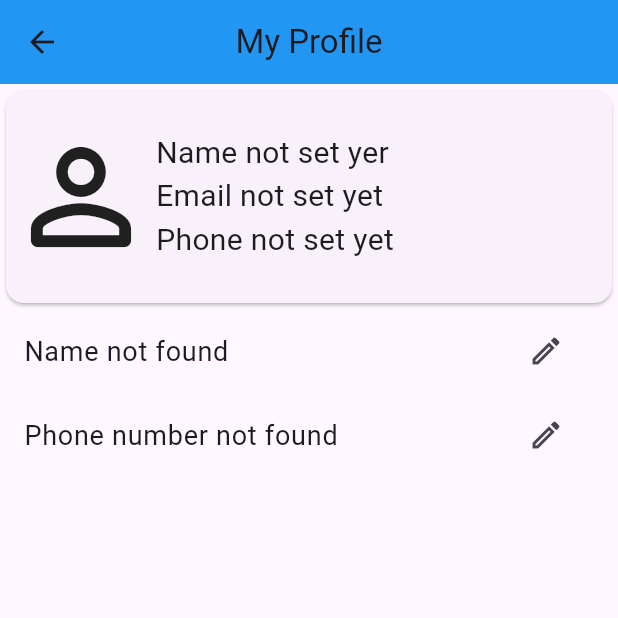
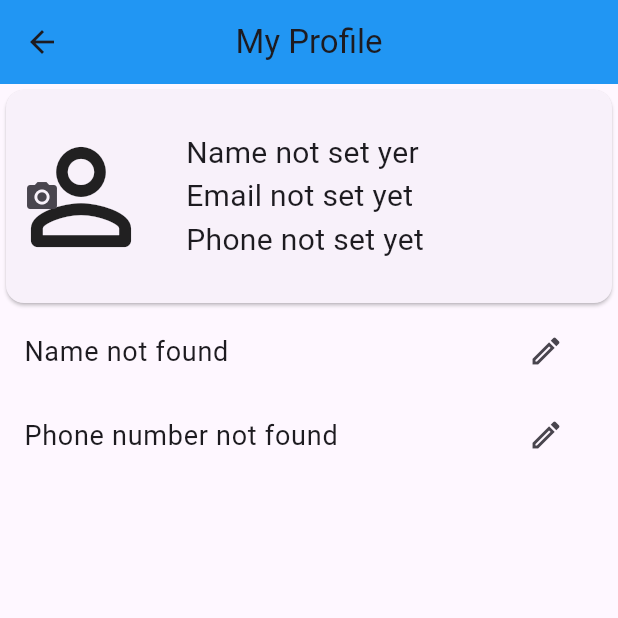
Before and after one commit to md-khadimul-islam/ecom_user, a Flutter app: the UserProfilePage screen opened by its route, on a phone screen of 412 x 824 dp, the top half of it. Run offline on Flutter 3.47's test engine with Material 2 defaults, Android fonts, the phone set to English and light mode, and no system bars; our stand-ins replace cached_network_image, cloud_firestore, firebase_auth, firebase_core, firebase_storage, flutter_easyloading and 4 more; missing offline and left inert: flutter_facebook_auth; accounts and stored records are empty; network calls fail.

Commit message:
user profile

```diff
--- a/lib/pages/user_profile_page.dart
+++ b/lib/pages/user_profile_page.dart
@@ -1,12 +1,22 @@
+import 'dart:io';
+
 import 'package:ecom_user/providers/user_provider.dart';
 import 'package:ecom_user/utils/widget_functions.dart';
 import 'package:flutter/material.dart';
+import 'package:image_picker/image_picker.dart';
 import 'package:provider/provider.dart';
 
-class UserProfilePage extends StatelessWidget {
+class UserProfilePage extends StatefulWidget {
   static const String routeName = '/userprofile';
 
   const UserProfilePage({super.key});
+
+  @override
+  State<UserProfilePage> createState() => _UserProfilePageState();
+}
+
+class _UserProfilePageState extends State<UserProfilePage> {
+  String? localImagePath;
 
   @override
   Widget build(BuildContext context) {
@@ -79,9 +89,32 @@ class UserProfilePage extends StatelessWidget {
         child: Center(
           child: Row(
             children: [
-              const Icon(
-                Icons.person_outline_rounded,
-                size: 100,
+              Stack(
+                alignment: AlignmentDirectional.centerStart,
+                children: [
+                  localImagePath == null
+                      ? const Icon(
+                          Icons.person_outline_rounded,
+                          size: 100,
+                        )
+                      : Image.file(
+                          File(localImagePath!),
+                          height: 100,
+                          width: 100,
+                        ),
+                  IconButton(
+                    onPressed: () async {
+                      final imageUrl = await Provider.of<UserProvider>(context,
+                              listen: false)
+                          .uploadImage(localImagePath!);
+                      _getImage(ImageSource.gallery);
+                    },
+                    icon: const Icon(Icons.camera_alt),
+                  ),
+                ],
+              ),
+              const SizedBox(
+                width: 20,
               ),
               Column(
                 mainAxisSize: MainAxisSize.min,
@@ -107,4 +140,14 @@ class UserProfilePage extends StatelessWidget {
       ),
     );
   }
+
+  void _getImage(ImageSource source) async {
+    final file =
+        await ImagePicker().pickImage(source: source, imageQuality: 80);
+    if (file != null) {
+      setState(() {
+        localImagePath = file.path;
+      });
+    }
+  }
 }
```
Also changed, not shown: lib/providers/user_provider.dart (+20 -5 lines).
